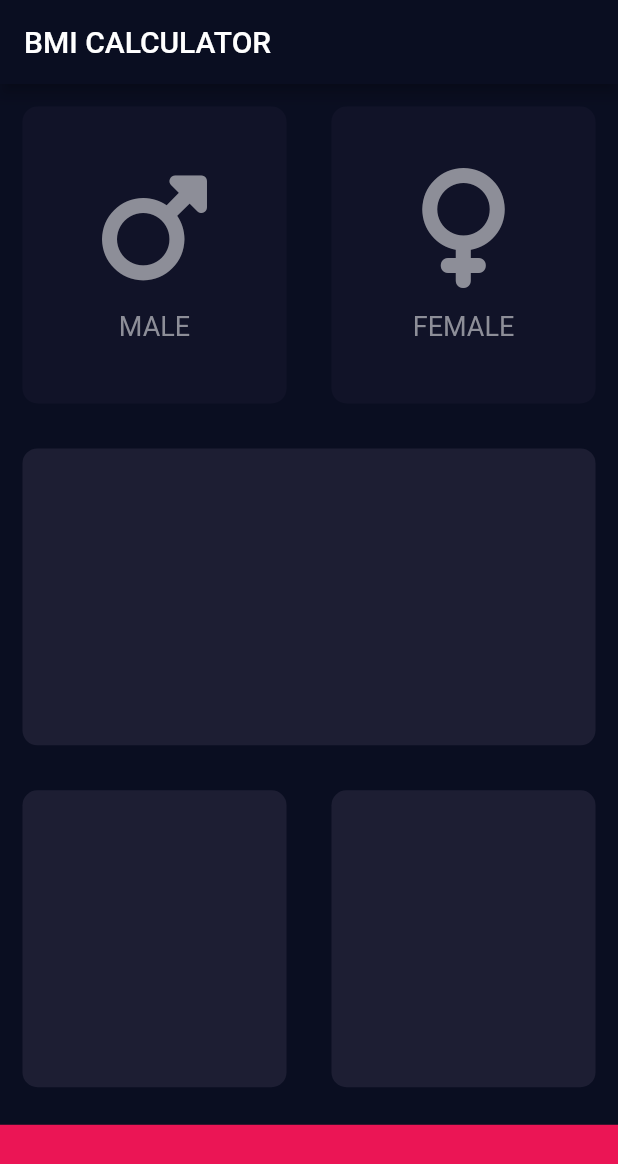
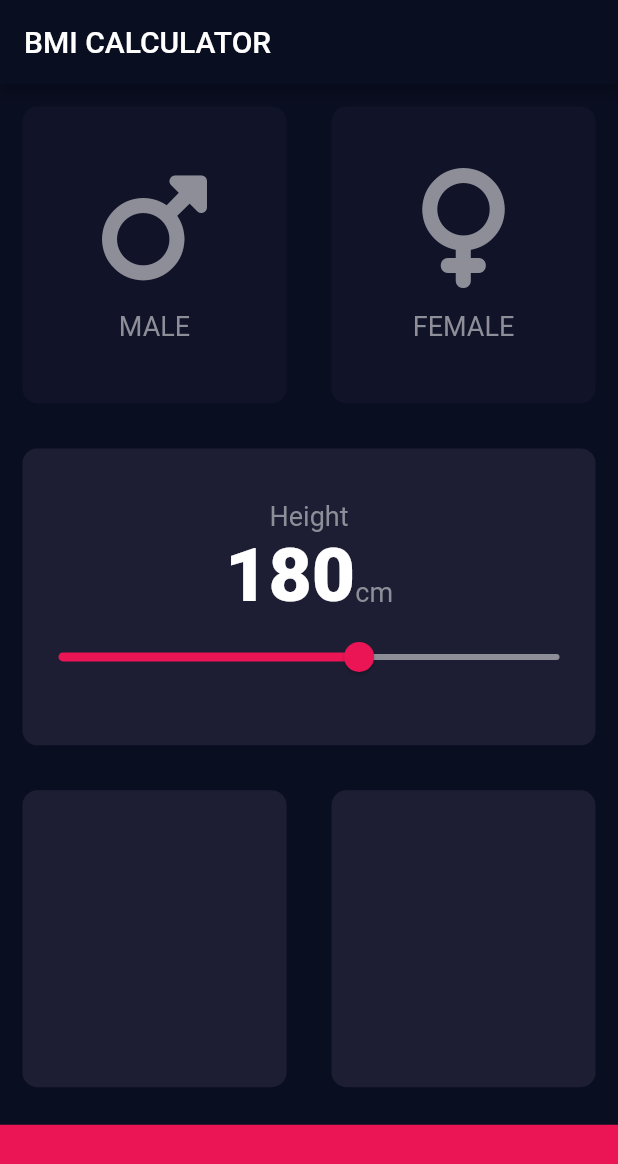
Before and after one commit to nativacu/bmi-calculator-flutter, a Flutter app: the screen it shows after launch, on a phone screen of 412 x 824 dp. Shown: the top 1164 px of the screen. Run offline on Flutter 3.47's test engine with Material 2 defaults, Android fonts, the phone set to English and light mode, and no system bars; our stand-ins replace font_awesome_flutter.

Commit message:
feat: adding slider to input height

```diff
--- a/lib/input_page.dart
+++ b/lib/input_page.dart
@@ -1,10 +1,10 @@
+import 'package:bmi_calculator_flutter/constants.dart';
 import 'package:flutter/cupertino.dart';
 import 'package:flutter/material.dart';
 import 'custom_card.dart';
 import 'gender_options.dart';
 
 const double buttonHeight = 70.0;
-const Color buttonColor = Color(0xFFEB1555);
 
 class InputPage extends StatefulWidget {
   const InputPage({super.key});
@@ -14,6 +14,9 @@ class InputPage extends StatefulWidget {
 }
 
 class _InputPageState extends State<InputPage> {
+  //TODO extract Slider to new widget
+  int bmiHeight = 180;
+
   @override
   Widget build(BuildContext context) {
     final h = MediaQuery.of(context).size.height;
@@ -23,14 +26,53 @@ class _InputPageState extends State<InputPage> {
         title: Text('BMI CALCULATOR'),
       ),
       body: Column(
+        crossAxisAlignment: CrossAxisAlignment.stretch,
         children: [
           // Row(
           //   children: [
-          Expanded(
+          const Expanded(
             child: GenderOptions(),
           ),
           Expanded(
-            child: CustomCard(),
+            //TODO extract Slider to new widget
+            child: CustomCard(
+              cardChild: Column(
+                mainAxisAlignment: MainAxisAlignment.center,
+                children: [
+                  const Text(
+                    'Height',
+                    style: kSecondaryTextStyle,
+                  ),
+                  Row(
+                    mainAxisAlignment: MainAxisAlignment.center,
+                    crossAxisAlignment: CrossAxisAlignment.baseline,
+                    textBaseline: TextBaseline.alphabetic,
+                    children: [
+                      Text(
+                        bmiHeight.toString(),
+                        style: kPrimaryTextStyle,
+                      ),
+                      const Text(
+                        'cm',
+                        style: kSecondaryTextStyle,
+                      ),
+                    ],
+                  ),
+                  Slider(
+                    value: bmiHeight.toDouble(),
+                    min: 120,
+                    max: 220,
+                    activeColor: kAccentColor,
+                    inactiveColor: kSecondaryContentColor,
+                    onChanged: (double test) {
+                      setState(() {
+                        bmiHeight = test.round();
+                      });
+                    },
+                  )
+                ],
+              ),
+            ),
           ),
           Expanded(
             child: Row(
@@ -45,7 +87,7 @@ class _InputPageState extends State<InputPage> {
             ),
           ),
           Container(
-            color: buttonColor,
+            color: kAccentColor,
             margin: const EdgeInsets.only(top: 10.0),
             width: double.infinity,
             height: h * 0.09,
```
